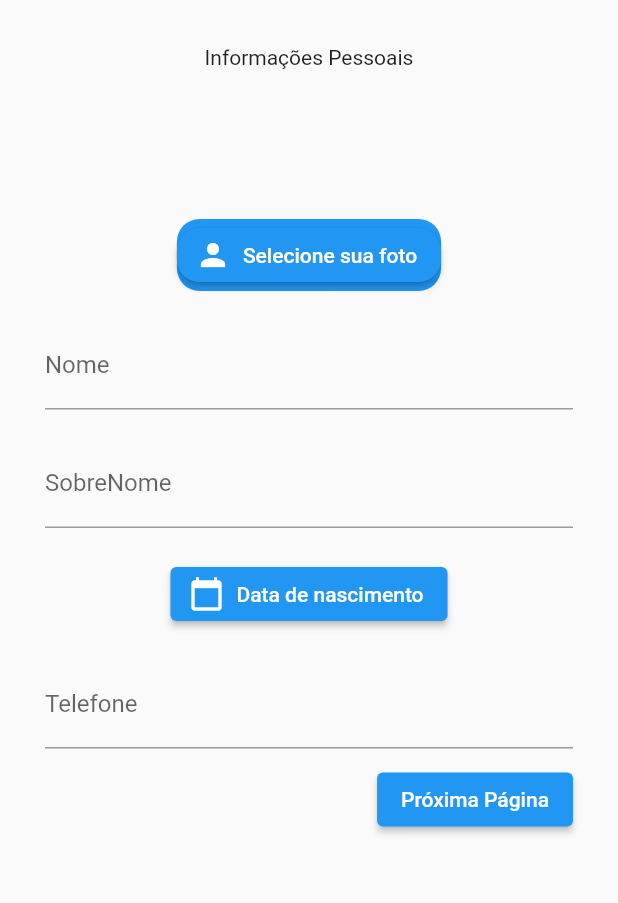
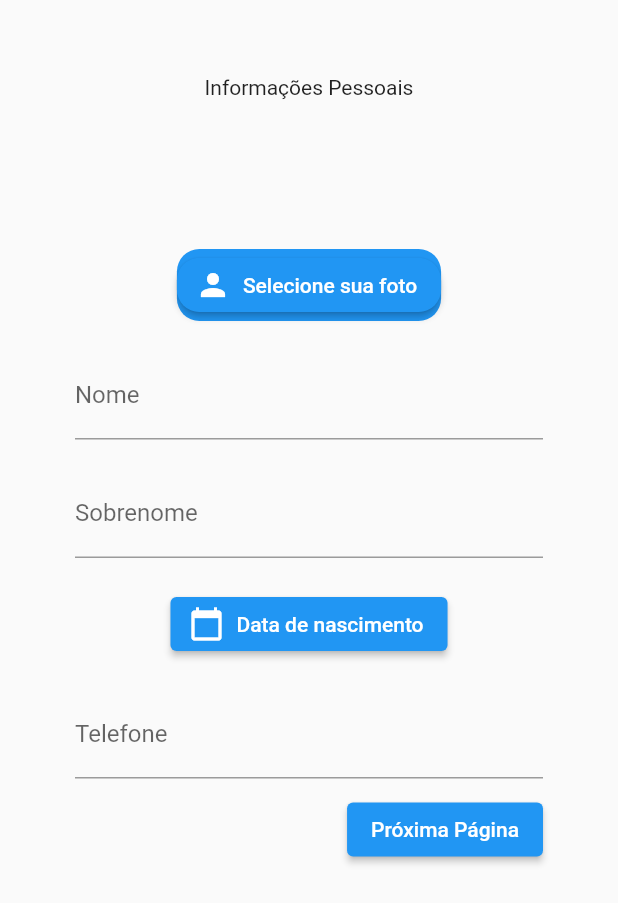
Before and after one commit to MeAdote/Tcc_MeAdote_App, a Flutter app: the screen it shows after launch, on a phone screen of 412 x 824 dp. Shown: the top 903 px of the screen. Run offline on Flutter 3.47's test engine with Material 2 defaults, Android fonts, the phone set to English and light mode, and no system bars; our stand-ins replace dio, file_picker; accounts and stored records are empty.

Commit message:
Subindo alterações de criação do usuario

```diff
--- /dev/null
+++ b/lib/app/api/api.dart
@@ -0,0 +1,11 @@
+import 'package:dio/dio.dart';
+import 'package:tcc_me_adote/app/models/create_user.dart';
+
+class Api{
+  String url = "";
+  void cadaster(CreateUser user) async
+  {
+    Dio dio = Dio();
+    await dio.post<CreateUser>("URL", data: user.toJson());
+  }
+}
--- /dev/null
+++ b/lib/app/models/create_user.dart
@@ -0,0 +1,112 @@
+class CreateUser {
+  User? user;
+  UserAdress? userAdress;
+  UserLogin? userLogin;
+
+  CreateUser({this.user, this.userAdress, this.userLogin});
+
+  CreateUser.fromJson(Map<String, dynamic> json) {
+    user = json['user'] != null ? new User.fromJson(json['user']) : null;
+    userAdress = json['userAdress'] != null
+        ? new UserAdress.fromJson(json['userAdress'])
+        : null;
+    userLogin = json['userLogin'] != null
+        ? new UserLogin.fromJson(json['userLogin'])
+        : null;
+  }
+
+  Map<String, dynamic> toJson() {
+    final Map<String, dynamic> data = new Map<String, dynamic>();
+    if (this.user != null) {
+      data['user'] = this.user!.toJson();
+    }
+    if (this.userAdress != null) {
+      data['userAdress'] = this.userAdress!.toJson();
+    }
+    if (this.userLogin != null) {
+      data['userLogin'] = this.userLogin!.toJson();
+    }
+    return data;
+  }
+}
+
+class User {
+  String? firstName;
+  String? lastName;
+  String? birthDate;
+  String? telephone;
+  String? profilePicture;
+
+  User(
+      {this.firstName,
+      this.lastName,
+      this.birthDate,
+      this.telephone,
+      this.profilePicture});
+
+  User.fromJson(Map<String, dynamic> json) {
+    firstName = json['firstName'];
+    lastName = json['lastName'];
+    birthDate = json['birthDate'];
+    telephone = json['telephone'];
+    profilePicture = json['profilePicture'];
+  }
+
+  Map<String, dynamic> toJson() {
+    final Map<String, dynamic> data = new Map<String, dynamic>();
+    data['firstName'] = this.firstName;
+    data['lastName'] = this.lastName;
+    data['birthDate'] = this.birthDate;
+    data['telephone'] = this.telephone;
+    data['profilePicture'] = this.profilePicture;
+    return data;
+  }
+}
+
+class UserAdress {
+  String? streetName;
+  String? city;
+  String? state;
+  String? postalCode;
+  String? country;
+
+  UserAdress(
+      {this.streetName, this.city, this.state, this.postalCode, this.country});
+
+  UserAdress.fromJson(Map<String, dynamic> json) {
+    streetName = json['streetName'];
+    city = json['city'];
+    state = json['state'];
+    postalCode = json['postalCode'];
+    country = json['country'];
+  }
+
+  Map<String, dynamic> toJson() {
+    final Map<String, dynamic> data = new Map<String, dynamic>();
+    data['streetName'] = this.streetName;
+    data['city'] = this.city;
+    data['state'] = this.state;
+    data['postalCode'] = this.postalCode;
+    data['country'] = this.country;
+    return data;
+  }
+}
+
+class UserLogin {
+  String? email;
+  String? password;
+
+  UserLogin({this.email, this.password});
+
+  UserLogin.fromJson(Map<String, dynamic> json) {
+    email = json['email'];
+    password = json['password'];
+  }
+
+  Map<String, dynamic> toJson() {
+    final Map<String, dynamic> data = new Map<String, dynamic>();
+    data['email'] = this.email;
+    data['password'] = this.password;
+    return data;
+  }
+}
--- a/lib/app/pages/cadaster/cadaster_page.dart
+++ b/lib/app/pages/cadaster/cadaster_page.dart
@@ -3,6 +3,7 @@ import 'dart:io';
 import 'package:file_picker/file_picker.dart';
 import 'package:flutter/material.dart';
 import 'package:flutter/services.dart';
+import 'package:tcc_me_adote/app/models/create_user.dart';
 
 class Cadaster extends StatefulWidget {
   @override
@@ -13,6 +14,7 @@ class _Cadaster extends State<Cadaster> {
   PageController _pageController = PageController();
   int _currentPage = 0;
   DateTime? _selectedDate;
+  late CreateUser createUser;
 
   static const titleName = [
     'Informações Pessoais',
@@ -75,20 +77,20 @@ class _Cadaster extends State<Cadaster> {
 
   Widget buildPersonalInfoPage() {
     return Container(
-        padding: const EdgeInsets.all(30.0),
+        padding: EdgeInsets.all(50.0),
         height: MediaQuery.of(context).size.height,
         child: SingleChildScrollView(
-          child: Column(
-              children: [
+          child: Column(children: [
             Text(titleName[0]),
-                SizedBox(height: 100.0,),
+            const SizedBox(
+              height: 100.0,
+            ),
             Stack(
               children: [
                 Container(
                   decoration: BoxDecoration(
-                        borderRadius: BorderRadius.circular(
-                            15.0), // Ajuste o valor para controlar a arredondamento
-                        color: Colors.blue, // Cor de fundo do botão
+                    borderRadius: BorderRadius.circular(15.0),
+                    color: Colors.blue,
                   ),
                   child: ElevatedButton.icon(
                     onPressed: () => _pickImage(),
@@ -96,8 +98,7 @@ class _Cadaster extends State<Cadaster> {
                     label: const Text('Selecione sua foto'),
                     style: ElevatedButton.styleFrom(
                       shape: RoundedRectangleBorder(
-                            borderRadius: BorderRadius.circular(
-                                15.0), // Ajuste o mesmo valor usado acima
+                        borderRadius: BorderRadius.circular(15.0),
                       ),
                     ),
                   ),
@@ -116,15 +117,20 @@ class _Cadaster extends State<Cadaster> {
             const SizedBox(
               height: 20.0,
             ),
-                const TextField(
-                  decoration: InputDecoration(labelText: 'Nome'),
+            TextField(
+              decoration: const InputDecoration(
+                labelText: 'Nome',
               ),
-                const SizedBox(
-                  height: 20.0,
+              controller:
+                  TextEditingController(text: createUser.user?.firstName),
+              onChanged: (value) => createUser.user?.firstName = value,
             ),
-                const TextField(
-                  decoration: InputDecoration(labelText: 'SobreNome'),
-
+            const SizedBox(height: 20.0),
+            TextField(
+              decoration: const InputDecoration(labelText: 'Sobrenome'),
+              controller:
+                  TextEditingController(text: createUser.user?.lastName),
+              onChanged: (value) => createUser.user?.lastName = value,
             ),
             const SizedBox(
               height: 20.0,
@@ -139,8 +145,11 @@ class _Cadaster extends State<Cadaster> {
             const SizedBox(
               height: 20.0,
             ),
-                const TextField(
-                  decoration: InputDecoration(labelText: 'Telefone'),
+            TextField(
+              decoration: const InputDecoration(labelText: 'Telefone'),
+              controller:
+                  TextEditingController(text: createUser.user?.telephone),
+              onChanged: (value) => createUser.user?.telephone = value,
             ),
             const SizedBox(
               height: 10.0,
@@ -167,7 +176,11 @@ class _Cadaster extends State<Cadaster> {
             children: [
               Expanded(
                 child: TextField(
-                  decoration: InputDecoration(labelText: 'CEP'),
+                  decoration: const InputDecoration(labelText: 'CEP'),
+                  controller: TextEditingController(
+                      text: createUser.userAdress?.postalCode),
+                  onChanged: (value) =>
+                      createUser.userAdress?.postalCode = value,
                   keyboardType: TextInputType.number,
                   inputFormatters: <TextInputFormatter>[
                     FilteringTextInputFormatter.digitsOnly,
@@ -180,19 +193,25 @@ class _Cadaster extends State<Cadaster> {
                 onPressed: () {
                   // Lógica para quando o botão for pressionado
                 },
-                child: Text('Pesquisar Cep'),
+                child: const Text('Pesquisar Cep'),
               ),
             ],
           ),
-          const TextField(
-            decoration: InputDecoration(labelText: 'Estado'),
+          TextField(
+            decoration: const InputDecoration(
+              labelText: 'Estado',
             ),
-          const TextField(decoration: InputDecoration(labelText: 'Cidade')),
-          const TextField(decoration: InputDecoration(labelText: 'Rua')),
-          const TextField(
-            decoration: InputDecoration(labelText: 'Número'),
-            style: TextStyle(fontSize: 20.0),
+            controller:
+                TextEditingController(text: createUser.userAdress?.state),
+            onChanged: (value) => createUser.userAdress?.state = value,
           ),
+          TextField(
+            decoration: const InputDecoration(labelText: 'Cidade'),
+            controller:
+                TextEditingController(text: createUser.userAdress?.city),
+          ),
+          TextField(decoration: const InputDecoration(labelText: 'Rua'),
+          controller: TextEditingController(text: createUser.userAdress?.streetName),),
           Row(
             mainAxisAlignment: MainAxisAlignment.center,
             children: [
@@ -217,19 +236,21 @@ class _Cadaster extends State<Cadaster> {
   }
 
   Widget buildLoginInfoPage() {
-    return Center(
+    return Container(
+      padding: const EdgeInsets.all(50.0),
       child: Column(
         mainAxisAlignment: MainAxisAlignment.center,
         children: [
           Text(titleName[2]),
-          const TextField(
-            decoration: InputDecoration(labelText: 'Email'),
+          TextField(
+            decoration: const InputDecoration(labelText: 'Email'),
+            controller: TextEditingController(text: createUser.userLogin?.email),
+            onChanged: (value) => createUser.userLogin?.email = value,
           ),
-          const TextField(
+          TextField(
             decoration: InputDecoration(labelText: 'Senha'),
-          ),
-          const TextField(
-            decoration: InputDecoration(labelText: 'Confirmar Senha'),
+            controller: TextEditingController(text: createUser.userLogin?.password),
+            onChanged: (value) => createUser.userLogin?.password = value,
           ),
           Row(
             mainAxisAlignment: MainAxisAlignment.center,
--- a/pubspec.yaml
+++ b/pubspec.yaml
@@ -36,6 +36,7 @@ dependencies:
   flutter_lints: ^2.0.1
   file_picker: ^5.3.3
   cached_network_image: ^3.2.3
+  dio: ^5.3.2
 
 dev_dependencies:
   flutter_test:
```
Also changed, not shown: lib/app/models/apagar.dart (deleted), 3 other files. Lines whose indentation alone changed are shown as unchanged.
